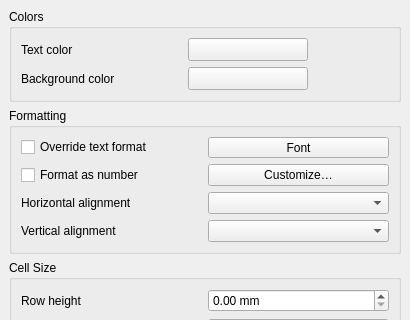
Before: the Qt Designer form src/ui/qgstableeditorformattingwidgetbase.ui in qgis/QGIS, drawn with Qt 5; both pictures show x 0 to 410 and y 0 to 320 of the 410 by 464 pixel window.
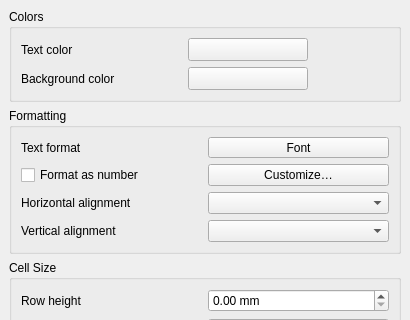
After: the same form once the commit is applied. Custom widgets are drawn as their Qt base class.

Commit message: Improve api and UX for handling cell text formatting in manual tables, by removing the checkbox for overridding text format and using the "not set" state from the font button instead

Patch:
```diff
--- a/src/ui/qgstableeditorformattingwidgetbase.ui
+++ b/src/ui/qgstableeditorformattingwidgetbase.ui
@@ -152,13 +152,6 @@
             </property>
            </widget>
           </item>
-          <item row="0" column="0">
-           <widget class="QCheckBox" name="mTextFormatCheckBox">
-            <property name="text">
-             <string>Override text format</string>
-            </property>
-           </widget>
-          </item>
           <item row="1" column="1">
            <widget class="QPushButton" name="mCustomizeFormatButton">
             <property name="text">
@@ -199,6 +192,13 @@
           <item row="2" column="1">
            <widget class="QgsAlignmentComboBox" name="mHorizontalAlignComboBox"/>
           </item>
+          <item row="0" column="0">
+           <widget class="QLabel" name="label_5">
+            <property name="text">
+             <string>Text format</string>
+            </property>
+           </widget>
+          </item>
          </layout>
         </widget>
        </item>
```
Left out of the diff: 1 changed line with no effect on the pictures. The commit also changes 13 other files.
